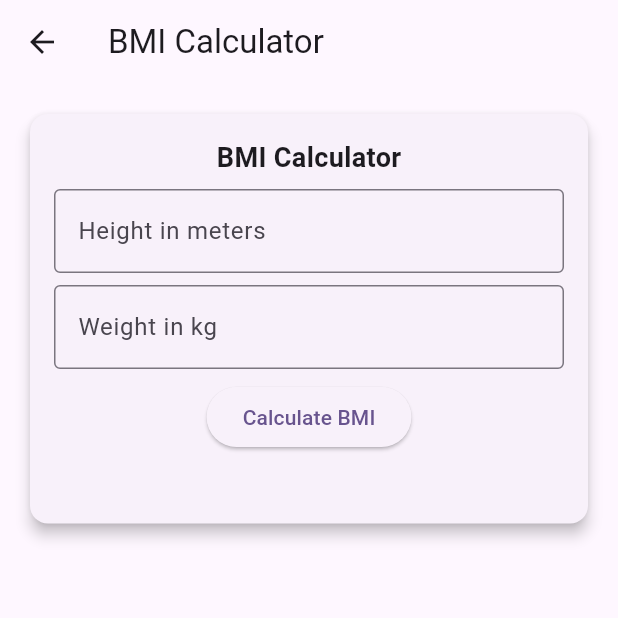
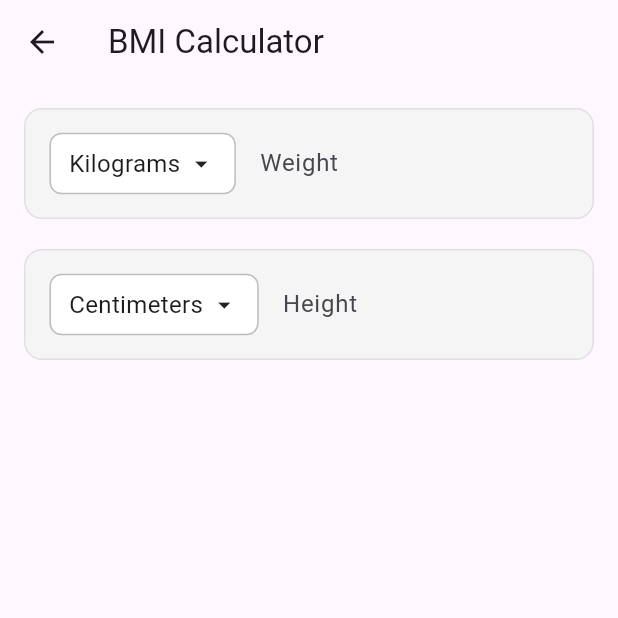
Before and after one commit to prothesbarai/prothes_vendor_dashboard_profile_show_by_qrcode, a Flutter app: the BMICalcPage screen opened directly, on a phone screen of 412 x 824 dp, the top half of it. Run offline on Flutter 3.47's test engine with Material 3 defaults, Android fonts, the phone set to English and light mode, and no system bars; missing offline and left inert: qr_code_scanner_plus.

Commit message:
asp pro v4

```diff
--- a/lib/design_pages/design_three/different_items_pages/bmi_calc_page.dart
+++ b/lib/design_pages/design_three/different_items_pages/bmi_calc_page.dart
@@ -1,19 +1,119 @@
 import 'package:flutter/material.dart';
-import '../common_design/bmi_card_design/bmi_card_design.dart';
 
-class BMICalcPage extends StatelessWidget {
+class BMICalcPage extends StatefulWidget {
   const BMICalcPage({super.key});
+
+  @override
+  State<BMICalcPage> createState() => _BMICalcPageState();
+}
+
+class _BMICalcPageState extends State<BMICalcPage> {
+
+  /// >>> Weight variables
+  double weightValue = 60.0;
+  String weightUnit = 'Kilograms';
+  TextEditingController weightController = TextEditingController();
+
+  /// >>> Height variables
+  double heightValue = 170.0;
+  String heightUnit = 'Centimeters';
+  TextEditingController heightController = TextEditingController();
+
+  /// >>> BMI result
+  double bmiResult = 0.0;
+  String bmiCategory = '';
+  bool isCalculated = false;
+
+
+  @override
+  void initState() {
+    super.initState();
+    weightController.text = weightValue.toStringAsFixed(0);
+    heightController.text = heightValue.toStringAsFixed(0);
+  }
+
+
 
   @override
   Widget build(BuildContext context) {
     return Scaffold(
       appBar: AppBar(title: const Text("BMI Calculator")),
-      body: Padding(
+      body: SingleChildScrollView(
         padding: const EdgeInsets.all(16),
         child: Column(
-          children: [bmiCardDesign()],
+          children: [
+            /// >>> Weight Input Field Start Here ==============================
+            Container(
+              decoration: BoxDecoration(color: Colors.grey[100],borderRadius: BorderRadius.circular(12),border: Border.all(color: Colors.grey[300]!)),
+              padding: const EdgeInsets.symmetric(horizontal: 16, vertical: 8),
+              child: Row(
+                children: [
+                  InkWell(
+                    onTap: (){},
+                    child: Container(
+                      padding: const EdgeInsets.symmetric(horizontal: 12, vertical: 8),
+                      decoration: BoxDecoration(color: Colors.white,borderRadius: BorderRadius.circular(8),border: Border.all(color: Colors.grey[400]!),),
+                      child: Row(
+                        mainAxisSize: MainAxisSize.min,
+                        children: [
+                          Text(weightUnit, style: const TextStyle(fontSize: 16),),
+                          const SizedBox(width: 4),
+                          const Icon(Icons.arrow_drop_down, size: 20),
+                        ],
+                      ),
+                    ),
+                  ),
+                  const SizedBox(width: 16),
+                  Expanded(
+                      child: TextField(
+                        keyboardType: TextInputType.number,
+                        decoration: const InputDecoration(border: InputBorder.none, hintText: 'Enter weight', labelText: 'Weight',),
+                        onChanged: (value){},
+                      )
+                  ),
+                ],
+              ),
+            ),
+            const SizedBox(height: 20),
+            /// <<< Weight Field End Here ======================================
+
+            /// >>> Height Input Field Start Here ==============================
+            Container(
+              decoration: BoxDecoration(color: Colors.grey[100],borderRadius: BorderRadius.circular(12),border: Border.all(color: Colors.grey[300]!)),
+              padding: const EdgeInsets.symmetric(horizontal: 16, vertical: 8),
+              child: Row(
+                children: [
+                  InkWell(
+                    onTap: (){},
+                    child: Container(
+                      padding: const EdgeInsets.symmetric(horizontal: 12, vertical: 8),
+                      decoration: BoxDecoration(color: Colors.white,borderRadius: BorderRadius.circular(8),border: Border.all(color: Colors.grey[400]!),),
+                      child: Row(
+                        mainAxisSize: MainAxisSize.min,
+                        children: [
+                          Text(heightUnit, style: const TextStyle(fontSize: 16),),
+                          const SizedBox(width: 4),
+                          const Icon(Icons.arrow_drop_down, size: 20),
+                        ],
+                      ),
+                    ),
+                  ),
+                  const SizedBox(width: 16),
+                  Expanded(
+                      child: TextField(
+                        keyboardType: TextInputType.number,
+                        decoration: const InputDecoration(border: InputBorder.none, hintText: 'Enter height', labelText: 'Height',),
+                        onChanged: (value){},
+                      )
+                  ),
+                ],
+              ),
+            ),
+            const SizedBox(height: 30),
+            /// <<< Height Input Field End Here ================================
+          ],
         ),
-      ),
+      )
     );
   }
 }
--- a/lib/main.dart
+++ b/lib/main.dart
@@ -1,8 +1,10 @@
 import 'package:flutter/material.dart';
 import 'package:flutter/services.dart';
+import 'package:prothesvendordashboardprofileshowbyqrcode/design_pages/design_three/design_three.dart';
 import 'package:prothesvendordashboardprofileshowbyqrcode/qr_scan_page.dart';
 
 void main() async{
+  WidgetsFlutterBinding.ensureInitialized();
   await Future.wait([
     SystemChrome.setEnabledSystemUIMode(SystemUiMode.edgeToEdge),
     SystemChrome.setPreferredOrientations([DeviceOrientation.portraitUp, DeviceOrientation.portraitDown,]),
@@ -18,7 +20,7 @@ class MyApp extends StatelessWidget {
     return MaterialApp(
       debugShowCheckedModeBanner: false,
       theme: ThemeData(colorScheme: ColorScheme.fromSeed(seedColor: Colors.deepPurple),),
-      home: const QRScanPage()
+      home: const DesignThree(qrData: "qrData")
     );
   }
 }
```
